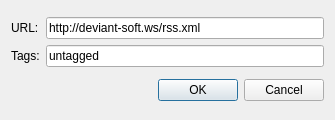
Old version of the form src/plugins/aggregator/addfeed.ui in the repository 0xd34df00d/leechcraft.
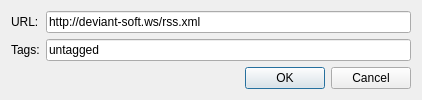
New version of the form. Icons and pictures are not drawn. Custom widgets are drawn as their Qt base class.

Commit message: Aggregator: All non-fixed fields grow.

What changed in the file:
```diff
--- a/src/plugins/aggregator/addfeed.ui
+++ b/src/plugins/aggregator/addfeed.ui
@@ -6,8 +6,8 @@
    <rect>
     <x>0</x>
     <y>0</y>
-    <width>335</width>
-    <height>120</height>
+    <width>422</width>
+    <height>92</height>
    </rect>
   </property>
   <property name="windowTitle">
@@ -17,9 +17,12 @@
    <iconset resource="resources.qrc">
     <normaloff>:/resources/images/aggregator.png</normaloff>:/resources/images/aggregator.png</iconset>
   </property>
-  <layout class="QVBoxLayout">
+  <layout class="QVBoxLayout" name="verticalLayout">
    <item>
-    <layout class="QGridLayout">
+    <layout class="QFormLayout" name="formLayout">
+     <property name="fieldGrowthPolicy">
+      <enum>QFormLayout::AllNonFixedFieldsGrow</enum>
+     </property>
      <item row="0" column="0">
       <widget class="QLabel" name="label">
        <property name="text">
```
The commit also changes 4 other files.
